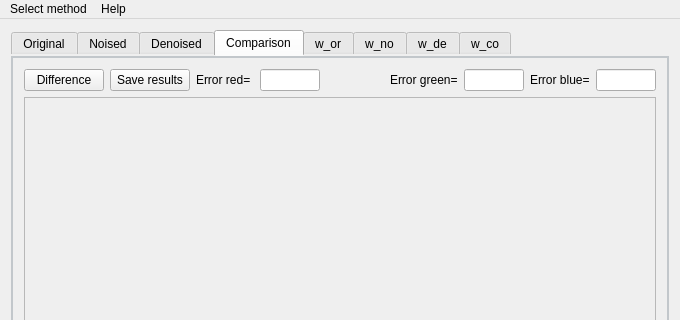
Old version of the form src/mainwindow.ui in the repository shadowfury/Image-denoising; both pictures show x 0 to 680 and y 0 to 320 of the 680 by 603 pixel window.
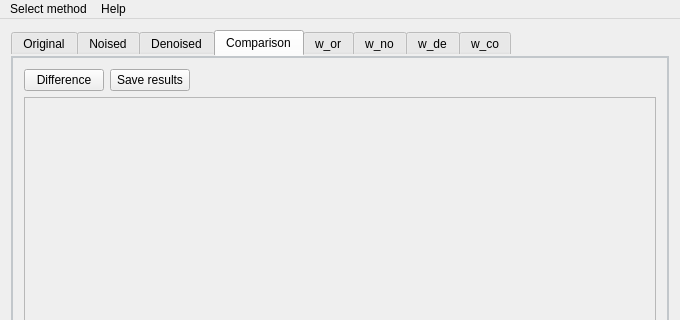
New version of the form. The open tabs and pages were chosen to show the change. Custom widgets are drawn as their Qt base class.

Diff of the .ui file:
```diff
--- a/src/mainwindow.ui
+++ b/src/mainwindow.ui
@@ -438,44 +438,20 @@
           </property>
          </widget>
         </item>
-        <item row="0" column="3">
-         <widget class="QLineEdit" name="lineEdit_20">
-          <property name="maximumSize">
-           <size>
-            <width>60</width>
-            <height>23</height>
-           </size>
+        <item row="0" column="2">
+         <spacer name="horizontalSpacer_3">
+          <property name="orientation">
+           <enum>Qt::Horizontal</enum>
           </property>
-         </widget>
-        </item>
-        <item row="0" column="6">
-         <widget class="QLineEdit" name="lineEdit_19">
-          <property name="maximumSize">
+          <property name="sizeHint" stdset="0">
            <size>
-            <width>60</width>
-            <height>23</height>
+            <width>314</width>
+            <height>20</height>
            </size>
           </property>
-         </widget>
+         </spacer>
         </item>
-        <item row="0" column="7">
-         <widget class="QLabel" name="label_28">
-          <property name="text">
-           <string>Error blue=</string>
-          </property>
-         </widget>
-        </item>
-        <item row="0" column="8">
-         <widget class="QLineEdit" name="lineEdit_18">
-          <property name="maximumSize">
-           <size>
-            <width>60</width>
-            <height>23</height>
-           </size>
-          </property>
-         </widget>
-        </item>
-        <item row="1" column="0" colspan="9">
+        <item row="1" column="0" colspan="3">
          <widget class="QScrollArea" name="scrollArea_4">
           <property name="widgetResizable">
            <bool>true</bool>
@@ -513,20 +489,6 @@
           </widget>
          </widget>
         </item>
-        <item row="0" column="5">
-         <widget class="QLabel" name="label_29">
-          <property name="text">
-           <string>Error green=</string>
-          </property>
-         </widget>
-        </item>
-        <item row="0" column="2">
-         <widget class="QLabel" name="label_24">
-          <property name="text">
-           <string>Error red=</string>
-          </property>
-         </widget>
-        </item>
        </layout>
       </widget>
       <widget class="QWidget" name="tab_5">
```
Left out of the diff: 142 changed lines with no effect on the pictures.
